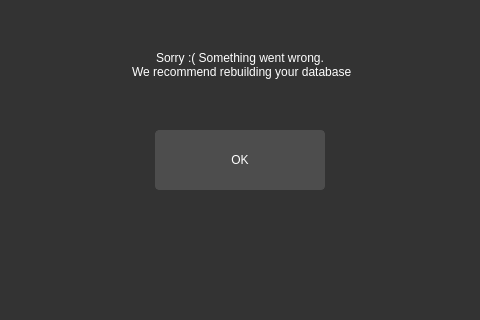
First picture: the form in source/features/ui/exception_error.ui, repository Teky500/Ebook-PR-Application, before the edit; both pictures show x 306 to 786 and y 132 to 452 of the 1092 by 683 pixel window.
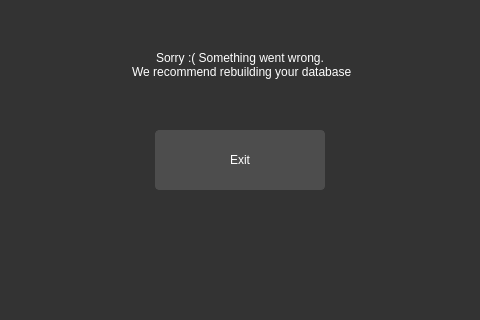
Second picture: the form after the edit.

Diff of the .ui file:
```diff
--- a/source/features/ui/exception_error.ui
+++ b/source/features/ui/exception_error.ui
@@ -177,7 +177,7 @@
           <string notr="true">font: 700 15pt &quot;Segoe UI&quot;;</string>
          </property>
          <property name="text">
-          <string>OK</string>
+          <string>Exit</string>
          </property>
         </widget>
        </item>
```
